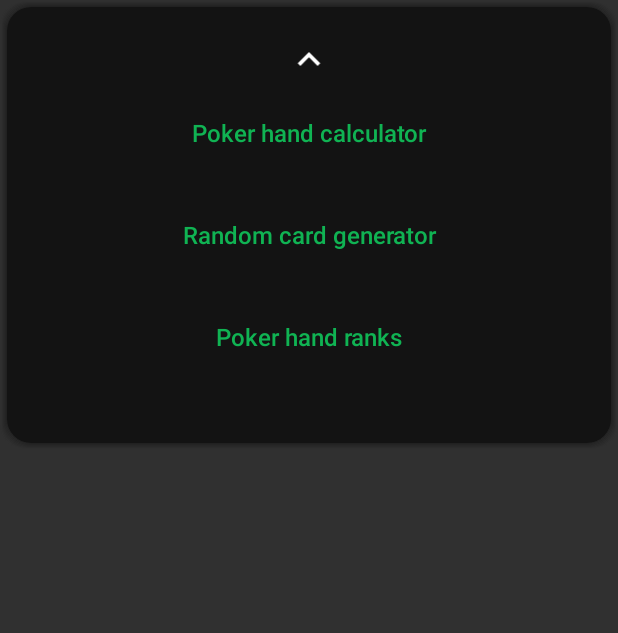
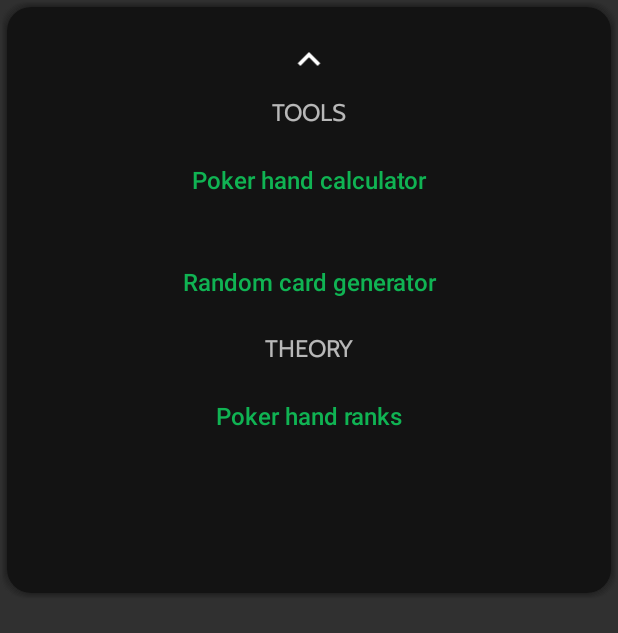
Before and after one commit to davwen/CardPlayingApp, an Android app: the screen it shows after launch (MainActivity), on a phone screen of 412 x 824 dp. Shown: the top 633 px of the screen. Run offline under Robolectric (Android 15) with nearby library versions, the phone set to English and light mode, and no system bars; libraries missing offline, so code that uses them is left out: com.sothree.slidinguppanel; plain views replace SlidingUpPanelLayout; 1 statement that could not run was skipped.

Commit message:
Added titles in menu.

```diff
--- a/app/src/main/java/com/wenzel/cardplayingapp/Combinations_adapter.kt
+++ b/app/src/main/java/com/wenzel/cardplayingapp/CombinationsAdapter.kt
@@ -7,7 +7,7 @@ import androidx.recyclerview.widget.LinearLayoutManager
 import androidx.recyclerview.widget.RecyclerView
 import kotlinx.android.synthetic.main.cominations_res_item.view.*
 
-class Combinations_adapter(private val combos: List<Combination>) : RecyclerView.Adapter<Combinations_adapter.ViewHolder>() {
+class CombinationsAdapter(private val combos: List<Combination>) : RecyclerView.Adapter<CombinationsAdapter.ViewHolder>() {
 
     override fun getItemCount(): Int {
         return combos.size
@@ -27,7 +27,5 @@ class Combinations_adapter(private val combos: List<Combination>) : RecyclerView
 
     }
 
-    inner class ViewHolder(view: View) : RecyclerView.ViewHolder(view) {
-
-    }
+    inner class ViewHolder(view: View) : RecyclerView.ViewHolder(view)
 }
--- a/app/src/main/java/com/wenzel/cardplayingapp/CombinationsRes.kt
+++ b/app/src/main/java/com/wenzel/cardplayingapp/CombinationsRes.kt
@@ -22,7 +22,7 @@ class CombinationsRes : AppCompatActivity() {
 
         Log.d("ComboCount", combos[0].cards.count().toString())
 
-        val combosAdapter = Combinations_adapter(combos)
+        val combosAdapter = CombinationsAdapter(combos)
 
         comb_list.layoutManager = LinearLayoutManager(this)
         comb_list.adapter = combosAdapter
--- a/app/src/main/java/com/wenzel/cardplayingapp/MainActivity.kt
+++ b/app/src/main/java/com/wenzel/cardplayingapp/MainActivity.kt
@@ -2,6 +2,7 @@ package com.wenzel.cardplayingapp
 
 import android.content.pm.ActivityInfo
 import android.os.Bundle
+import android.transition.Fade
 import android.transition.Slide
 import android.view.Gravity
 import android.view.View
@@ -27,7 +28,7 @@ class MainActivity : AppCompatActivity() {
         setContentView(R.layout.activity_main)
         requestedOrientation = ActivityInfo.SCREEN_ORIENTATION_PORTRAIT
 
-        changeFragment(defaultFragment, false)
+        changeFragment(defaultFragment)
 
         possibilitiesFragBtn.setOnClickListener{
 
@@ -70,10 +71,10 @@ class MainActivity : AppCompatActivity() {
 
     }
 
-    private fun changeFragment(fragment: Fragment, addToStack : Boolean = true){
+    private fun changeFragment(fragment: Fragment, addToStack : Boolean = false){
 
-        fragment.enterTransition = Slide(Gravity.END)
-        fragment.exitTransition = Slide(Gravity.START)
+        fragment.enterTransition = Fade(Fade.MODE_IN)
+        fragment.exitTransition = Fade(Fade.MODE_OUT)
 
         val transaction = supportFragmentManager.beginTransaction().apply {
 
--- a/app/src/main/java/com/wenzel/cardplayingapp/PossibilitiesFragment.kt
+++ b/app/src/main/java/com/wenzel/cardplayingapp/PossibilitiesFragment.kt
@@ -18,6 +18,8 @@ import com.thoughtworks.xstream.XStream
 import kotlinx.android.synthetic.main.add_card_dialog.view.*
 import kotlinx.android.synthetic.main.fragment_possibilities.view.*
 
+private const val maxCards = 5
+private const val minCards = 2
 
 class PossibilitiesFragment : Fragment() {
     private val addedCards = mutableListOf<Card>()
@@ -50,8 +52,8 @@ class PossibilitiesFragment : Fragment() {
                     view.emptyListMsg.visibility = View.VISIBLE
                 }
 
-                view.add_btn.isEnabled = addedCards.count() < 5
-                view.checkBtn.isEnabled = addedCards.count() >= 2
+                view.add_btn.isEnabled = addedCards.count() < maxCards
+                view.checkBtn.isEnabled = addedCards.count() >= minCards
 
 
                 super.onItemRangeInserted(positionStart, itemCount)
@@ -64,8 +66,8 @@ class PossibilitiesFragment : Fragment() {
                     view.emptyListMsg.visibility = View.VISIBLE
                 }
 
-                view.add_btn.isEnabled = addedCards.count() < 5
-                view.checkBtn.isEnabled = addedCards.count() >= 2
+                view.add_btn.isEnabled = addedCards.count() < maxCards
+                view.checkBtn.isEnabled = addedCards.count() >= minCards
 
                 super.onItemRangeRemoved(positionStart, itemCount)
             }
@@ -99,6 +101,8 @@ class PossibilitiesFragment : Fragment() {
                         combos.add(pairs)
                         combos.add(Combination(mutableListOf(), view.context.resources.getString(R.string.twoPair), 0, TWO_PAIR_KEY))
                     }
+
+                    combos.add(Combination(mutableListOf(), view.context.resources.getString(R.string.threeKind), 0, THREE_KIND_KEY))
                 }
 
 
--- a/app/src/main/res/layout/activity_main.xml
+++ b/app/src/main/res/layout/activity_main.xml
@@ -39,7 +39,7 @@
 
     <RelativeLayout
         android:layout_width="match_parent"
-        android:layout_height="300dp"
+        android:layout_height="400dp"
         android:background="@drawable/rounded_rec">
 
 
@@ -47,20 +47,34 @@
             android:id="@+id/dragUpArrow"
             android:layout_width="30dp"
             android:layout_height="30dp"
-            android:layout_alignParentLeft="true"
+            android:layout_alignParentStart="true"
             android:layout_alignParentTop="true"
-            android:layout_alignParentRight="true"
+            android:layout_alignParentEnd="true"
             android:layout_marginTop="20dp"
             android:src="@drawable/ic_keyboard_arrow_up_black_24dp" />
+
+        <androidx.appcompat.widget.AppCompatTextView
+            android:id="@+id/toolsTitle"
+            android:layout_width="wrap_content"
+            android:layout_height="wrap_content"
+            android:layout_below="@id/dragUpArrow"
+            android:layout_alignParentStart="true"
+            android:layout_alignParentEnd="true"
+            android:layout_marginTop="10dp"
+            android:fontFamily="@font/cabin"
+            android:text="@string/tools"
+            android:textAlignment="center"
+            android:textAllCaps="true"
+            android:textSize="16dp" />
 
         <androidx.appcompat.widget.AppCompatButton
             android:id="@+id/possibilitiesFragBtn"
             style="@style/Widget.AppCompat.Button.Borderless.Colored"
             android:layout_width="wrap_content"
             android:layout_height="wrap_content"
-            android:layout_below="@id/dragUpArrow"
-            android:layout_alignParentLeft="true"
-            android:layout_alignParentRight="true"
+            android:layout_below="@id/toolsTitle"
+            android:layout_alignParentStart="true"
+            android:layout_alignParentEnd="true"
             android:layout_marginHorizontal="20dp"
             android:layout_marginVertical="10dp"
             android:text="@string/pokerCalcTitle"
@@ -73,24 +87,38 @@
             android:layout_width="wrap_content"
             android:layout_height="wrap_content"
             android:layout_below="@id/possibilitiesFragBtn"
-            android:layout_alignParentLeft="true"
-            android:layout_alignParentRight="true"
+            android:layout_alignParentStart="true"
+            android:layout_alignParentEnd="true"
             android:layout_marginHorizontal="20dp"
             android:layout_marginVertical="10dp"
             android:text="@string/rCardTitle"
             android:textAllCaps="false"
             android:textSize="16sp" />
 
+        <androidx.appcompat.widget.AppCompatTextView
+            android:id="@+id/theoryTitle"
+            android:layout_width="wrap_content"
+            android:layout_height="wrap_content"
+            android:layout_below="@id/rCardFragBtn"
+            android:layout_alignParentStart="true"
+            android:layout_alignParentEnd="true"
+            android:fontFamily="@font/cabin"
+            android:text="@string/theory"
+            android:textAlignment="center"
+            android:textAllCaps="true"
+            android:textSize="16dp" />
+
         <androidx.appcompat.widget.AppCompatButton
             android:id="@+id/ranksFragBtn"
             style="@style/Widget.AppCompat.Button.Borderless.Colored"
             android:layout_width="wrap_content"
             android:layout_height="wrap_content"
-            android:layout_below="@id/rCardFragBtn"
-            android:layout_alignParentLeft="true"
-            android:layout_alignParentRight="true"
+            android:layout_below="@id/theoryTitle"
+            android:layout_alignParentStart="true"
+            android:layout_alignParentEnd="true"
             android:layout_marginHorizontal="20dp"
             android:layout_marginVertical="10dp"
+            android:layout_marginBottom="20dp"
             android:text="@string/pokerHandRanks"
             android:textAllCaps="false"
             android:textSize="16sp" />
--- a/app/src/main/res/layout/add_card_dialog.xml
+++ b/app/src/main/res/layout/add_card_dialog.xml
@@ -1,7 +1,6 @@
 <?xml version="1.0" encoding="utf-8"?>
 <androidx.constraintlayout.widget.ConstraintLayout xmlns:android="http://schemas.android.com/apk/res/android"
     xmlns:app="http://schemas.android.com/apk/res-auto"
-    xmlns:tools="http://schemas.android.com/tools"
     android:layout_width="match_parent"
     android:layout_height="wrap_content">
 
--- a/app/src/main/res/layout/fragment_ranks.xml
+++ b/app/src/main/res/layout/fragment_ranks.xml
@@ -1,6 +1,5 @@
 <?xml version="1.0" encoding="utf-8"?>
 <LinearLayout xmlns:android="http://schemas.android.com/apk/res/android"
-    xmlns:app="http://schemas.android.com/apk/res-auto"
     xmlns:tools="http://schemas.android.com/tools"
     android:layout_width="match_parent"
     android:layout_height="match_parent"
--- a/app/src/main/res/values/strings.xml
+++ b/app/src/main/res/values/strings.xml
@@ -59,4 +59,6 @@
     <string name="pokerCalcTitle">Poker hand calculator</string>
     <string name="rCardTitle">Random card generator</string>
     <string name="orderedLowToHigh">Ordered from the lowest to the highest value.</string>
+    <string name="tools">Tools</string>
+    <string name="theory">Theory</string>
 </resources>
```
Also changed, not shown: 1 other file.
